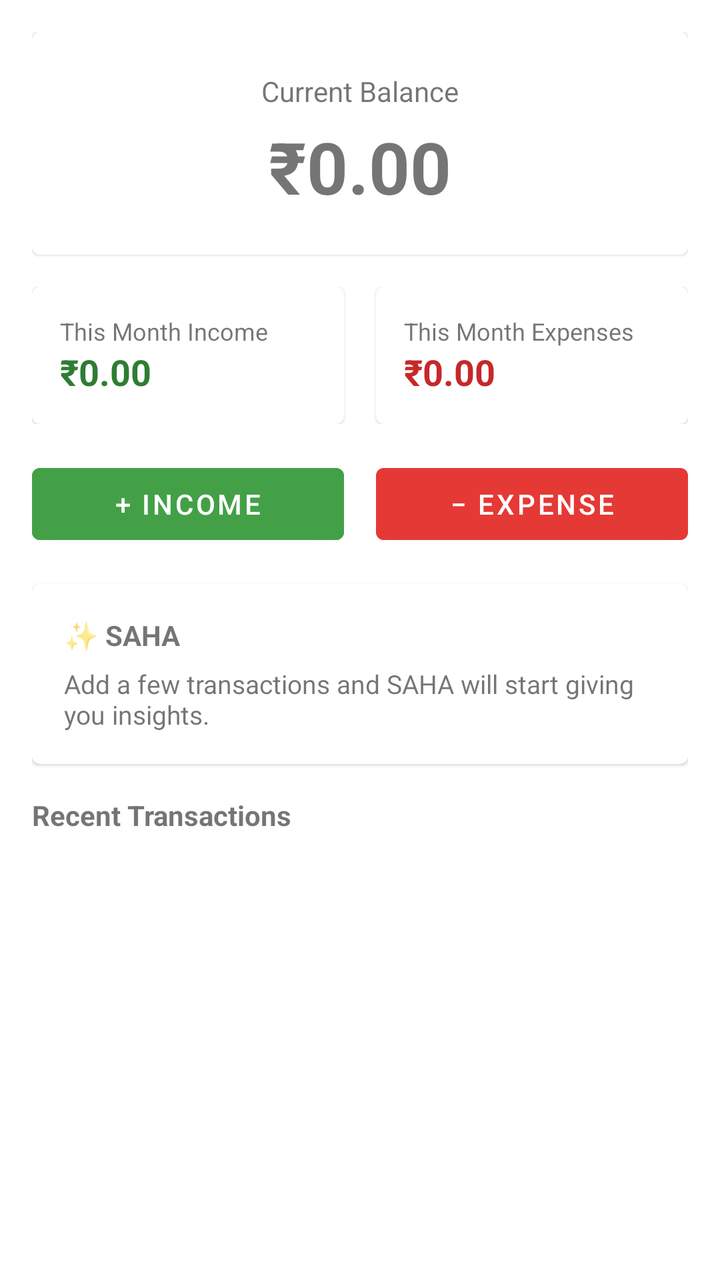
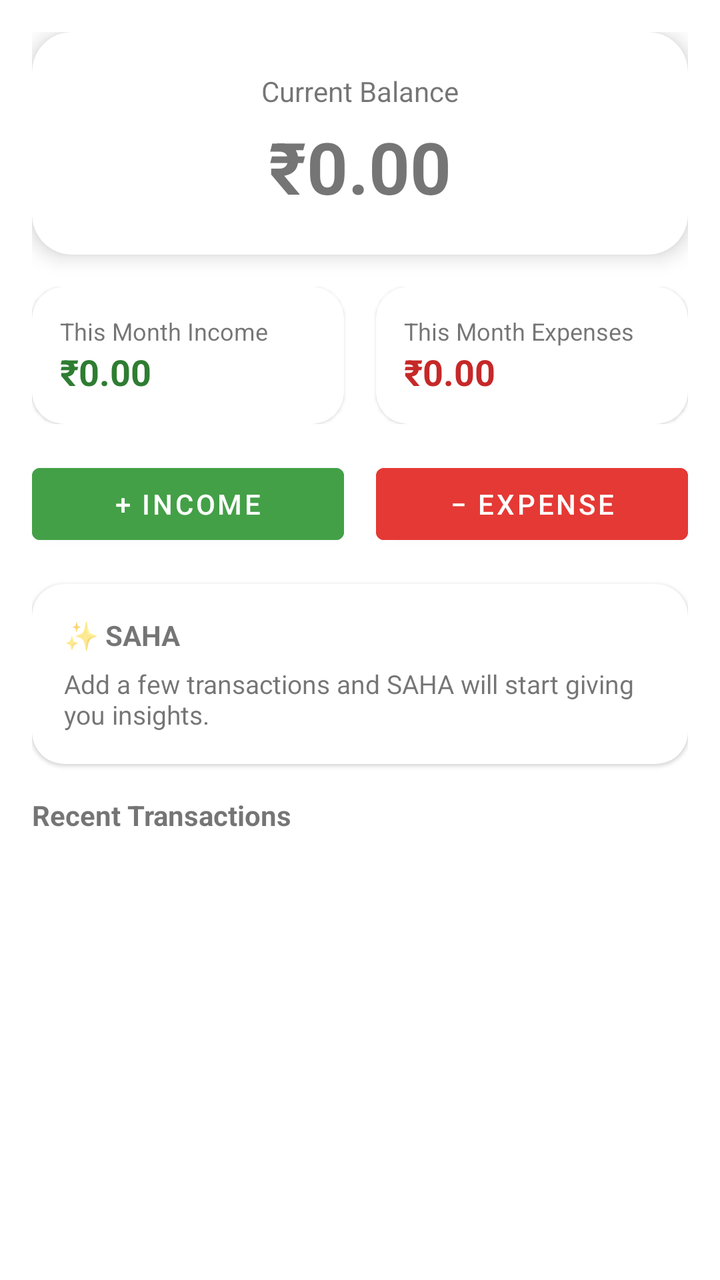

Before-and-after screenshots of an Android layout around one commit, followed by the original layout XML and the change that was made.
<!-- AndroidManifest.xml: application theme Theme.VeeraExp -->
<!-- res/layout/fragment_home.xml -->
<?xml version="1.0" encoding="utf-8"?>
<ScrollView xmlns:android="http://schemas.android.com/apk/res/android"
    xmlns:app="http://schemas.android.com/apk/res/res-auto"
    android:layout_width="match_parent"
    android:layout_height="match_parent"
    android:fillViewport="true">

    <LinearLayout
        android:layout_width="match_parent"
        android:layout_height="wrap_content"
        android:orientation="vertical"
        android:padding="16dp">

        <com.google.android.material.card.MaterialCardView
            android:layout_width="match_parent"
            android:layout_height="wrap_content"
            app:cardCornerRadius="20dp"
            app:cardElevation="6dp"
            android:layout_marginBottom="16dp">

            <LinearLayout
                android:layout_width="match_parent"
                android:layout_height="wrap_content"
                android:orientation="vertical"
                android:padding="20dp"
                android:gravity="center">

                <TextView
                    android:id="@+id/labelBalance"
                    android:text="@string/current_balance"
                    android:textSize="14sp"
                    android:layout_width="wrap_content"
                    android:layout_height="wrap_content" />

                <TextView
                    android:id="@+id/textBalance"
                    android:text="₹0.00"
                    android:textSize="36sp"
                    android:textStyle="bold"
                    android:layout_marginTop="4dp"
                    android:layout_width="wrap_content"
                    android:layout_height="wrap_content" />
            </LinearLayout>
        </com.google.android.material.card.MaterialCardView>

        <LinearLayout
            android:layout_width="match_parent"
            android:layout_height="wrap_content"
            android:orientation="horizontal"
            android:layout_marginBottom="16dp">

            <com.google.android.material.card.MaterialCardView
                android:layout_width="0dp"
                android:layout_height="wrap_content"
                android:layout_weight="1"
                android:layout_marginEnd="8dp"
                app:cardCornerRadius="16dp">
                <LinearLayout
                    android:orientation="vertical"
                    android:padding="14dp"
                    android:layout_width="match_parent"
                    android:layout_height="wrap_content">
                    <TextView android:text="@string/this_month_income" android:textSize="12sp"
                        android:layout_width="wrap_content" android:layout_height="wrap_content" />
                    <TextView android:id="@+id/textMonthIncome" android:text="₹0.00"
                        android:textSize="18sp" android:textStyle="bold" android:textColor="#2E7D32"
                        android:layout_width="wrap_content" android:layout_height="wrap_content" />
                </LinearLayout>
            </com.google.android.material.card.MaterialCardView>

            <com.google.android.material.card.MaterialCardView
                android:layout_width="0dp"
                android:layout_height="wrap_content"
                android:layout_weight="1"
                android:layout_marginStart="8dp"
                app:cardCornerRadius="16dp">
                <LinearLayout
                    android:orientation="vertical"
                    android:padding="14dp"
                    android:layout_width="match_parent"
                    android:layout_height="wrap_content">
                    <TextView android:text="@string/this_month_expenses" android:textSize="12sp"
                        android:layout_width="wrap_content" android:layout_height="wrap_content" />
                    <TextView android:id="@+id/textMonthExpense" android:text="₹0.00"
                        android:textSize="18sp" android:textStyle="bold" android:textColor="#C62828"
                        android:layout_width="wrap_content" android:layout_height="wrap_content" />
                </LinearLayout>
            </com.google.android.material.card.MaterialCardView>
        </LinearLayout>

        <LinearLayout
            android:layout_width="match_parent"
            android:layout_height="wrap_content"
            android:orientation="horizontal"
            android:layout_marginBottom="16dp">

            <com.google.android.material.button.MaterialButton
                android:id="@+id/btnAddIncome"
                android:text="@string/add_income"
                android:backgroundTint="#43A047"
                android:layout_width="0dp"
                android:layout_weight="1"
                android:layout_marginEnd="8dp"
                android:layout_height="wrap_content" />

            <com.google.android.material.button.MaterialButton
                android:id="@+id/btnAddExpense"
                android:text="@string/add_expense"
                android:backgroundTint="#E53935"
                android:layout_width="0dp"
                android:layout_weight="1"
                android:layout_marginStart="8dp"
                android:layout_height="wrap_content" />
        </LinearLayout>

        <com.google.android.material.card.MaterialCardView
            android:layout_width="match_parent"
            android:layout_height="wrap_content"
            app:cardCornerRadius="16dp"
            android:layout_marginBottom="16dp">
            <LinearLayout
                android:orientation="vertical"
                android:padding="16dp"
                android:layout_width="match_parent"
                android:layout_height="wrap_content">
                <TextView android:text="✨ SAHA" android:textStyle="bold" android:textSize="14sp"
                    android:layout_width="wrap_content" android:layout_height="wrap_content" />
                <TextView android:id="@+id/textSahaInsight"
                    android:layout_marginTop="6dp"
                    android:text="Add a few transactions and SAHA will start giving you insights."
                    android:textSize="13sp"
                    android:layout_width="match_parent" android:layout_height="wrap_content" />
            </LinearLayout>
        </com.google.android.material.card.MaterialCardView>

        <TextView
            android:text="@string/recent_transactions"
            android:textStyle="bold"
            android:layout_marginBottom="8dp"
            android:layout_width="wrap_content"
            android:layout_height="wrap_content" />

        <androidx.recyclerview.widget.RecyclerView
            android:id="@+id/recyclerRecent"
            android:layout_width="match_parent"
            android:layout_height="wrap_content"
            android:nestedScrollingEnabled="false" />

    </LinearLayout>
</ScrollView>
<!-- resources referenced by this layout -->
<resources>
  <string name="add_expense">− Expense</string>
  <string name="add_income">+ Income</string>
  <string name="current_balance">Current Balance</string>
  <string name="recent_transactions">Recent Transactions</string>
  <string name="this_month_expenses">This Month Expenses</string>
  <string name="this_month_income">This Month Income</string>
  <style name="Theme.VeeraExp" parent="Theme.MaterialComponents.DayNight.NoActionBar">
          <item name="colorPrimary">#1E88E5</item>
          <item name="colorPrimaryDark">#1565C0</item>
          <item name="colorAccent">#43A047</item>
      </style>
</resources>

<!-- the commit's change to res/layout/fragment_home.xml (unified diff, before → after) -->
@@ -1,6 +1,6 @@
 <?xml version="1.0" encoding="utf-8"?>
 <ScrollView xmlns:android="http://schemas.android.com/apk/res/android"
-    xmlns:app="http://schemas.android.com/apk/res/res-auto"
+    xmlns:app="http://schemas.android.com/apk/res-auto"
     android:layout_width="match_parent"
     android:layout_height="match_parent"
     android:fillViewport="true">
